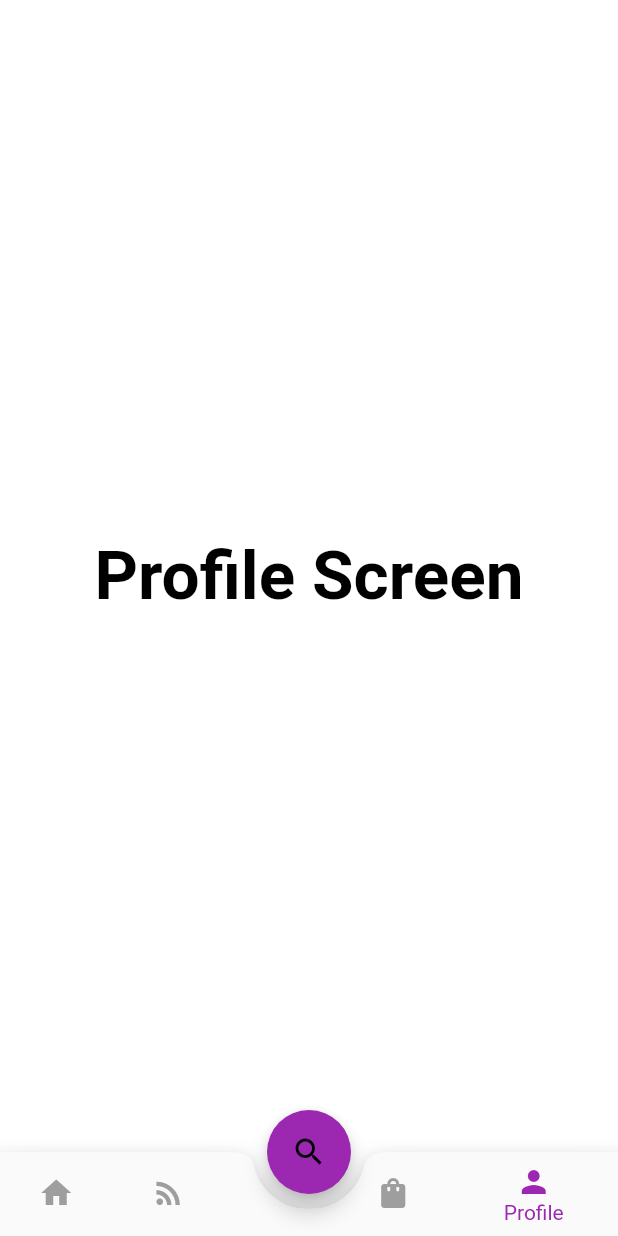
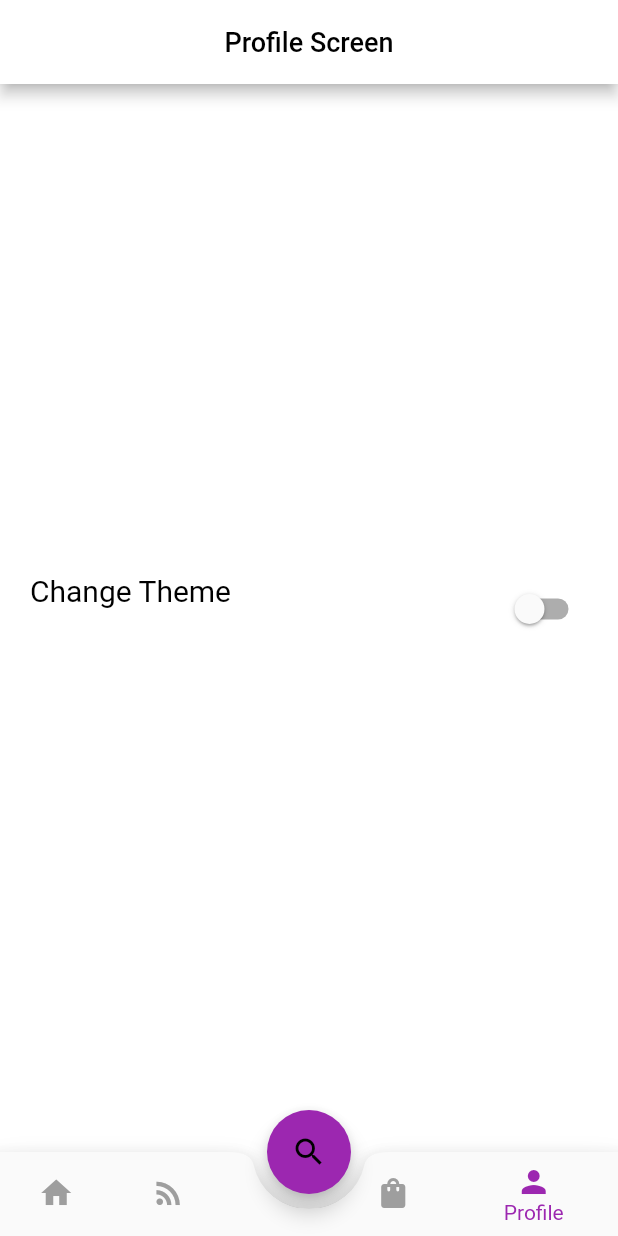
Before and after one commit to flutter99/Bottom_Navigation_bar, a Flutter app: the screen it shows after launch, item 5 of the bottom bar chosen, on a phone screen of 412 x 824 dp. Run offline on Flutter 3.47's test engine with Material 2 defaults, Android fonts, the phone set to English and light mode, and no system bars.

Commit message:
Change Theme Button
Now button add into the app to change the theme.

```diff
--- a/bottom_navigation_bar_1/lib/Themes.dart
+++ b/bottom_navigation_bar_1/lib/Themes.dart
@@ -1,7 +1,7 @@
 import 'package:flutter/material.dart';
 
 class ThemeProvider extends ChangeNotifier {
-  ThemeMode themeMode = ThemeMode.system;
+  ThemeMode themeMode = ThemeMode.light;
 
   bool get isDarkMode => themeMode == ThemeMode.dark;
 
--- a/bottom_navigation_bar_1/lib/screens/ProfileScreen.dart
+++ b/bottom_navigation_bar_1/lib/screens/ProfileScreen.dart
@@ -1,18 +1,41 @@
+import 'package:bottom_navigation_bar_1/Widgets/ChangeTheme.dart';
 import 'package:flutter/material.dart';
 
 class ProfilePage extends StatelessWidget {
   @override
   Widget build(BuildContext context) {
     return Scaffold(
+      appBar: AppBar(
+        backgroundColor: Theme.of(context).scaffoldBackgroundColor,
+        centerTitle: true,
+        title: Text("Profile Screen", style: TextStyle(fontSize: 18, color: Theme.of(context).textSelectionColor),),
+      ),
       body: Container(
         height: MediaQuery.of(context).size.height,
         width: MediaQuery.of(context).size.width,
-        child: Column(
-          crossAxisAlignment: CrossAxisAlignment.center,
-          mainAxisAlignment: MainAxisAlignment.center,
-          children: [
-            Text("Profile Screen", style: TextStyle(fontSize: 45, color: Theme.of(context).textSelectionColor, fontWeight: FontWeight.bold),),
-          ],
+        child: Padding(
+          padding: const EdgeInsets.symmetric(horizontal: 20.0),
+          child: Column(
+            crossAxisAlignment: CrossAxisAlignment.center,
+            mainAxisAlignment: MainAxisAlignment.center,
+            children: [
+              Container(
+                height: 60,
+                width: MediaQuery.of(context).size.width,
+                child: Row(
+                  crossAxisAlignment: CrossAxisAlignment.start,
+                  mainAxisAlignment: MainAxisAlignment.spaceBetween,
+                  children: [
+                    Text("Change Theme",
+                    style: TextStyle(fontSize: 20.0, color: Theme.of(context).textSelectionColor),
+                    ),
+                    ChangeThemeButtonWidget(),
+                  ],
+                ),
+              ),
+
+            ],
+          ),
         ),
       ),
     );
```
